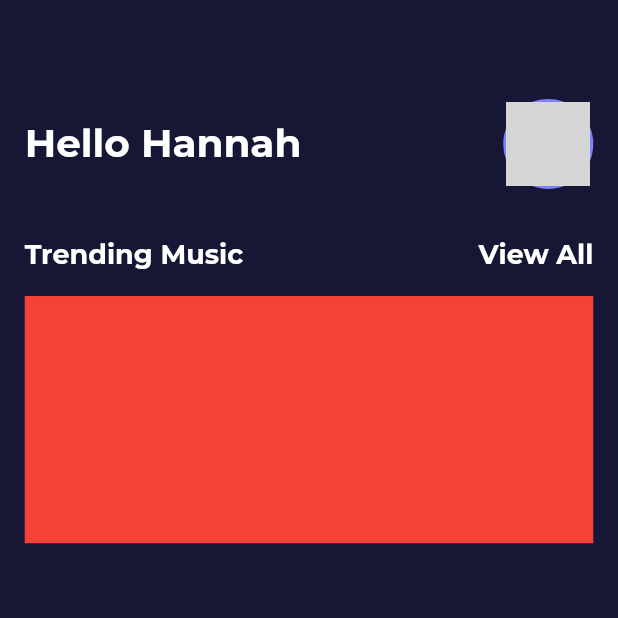
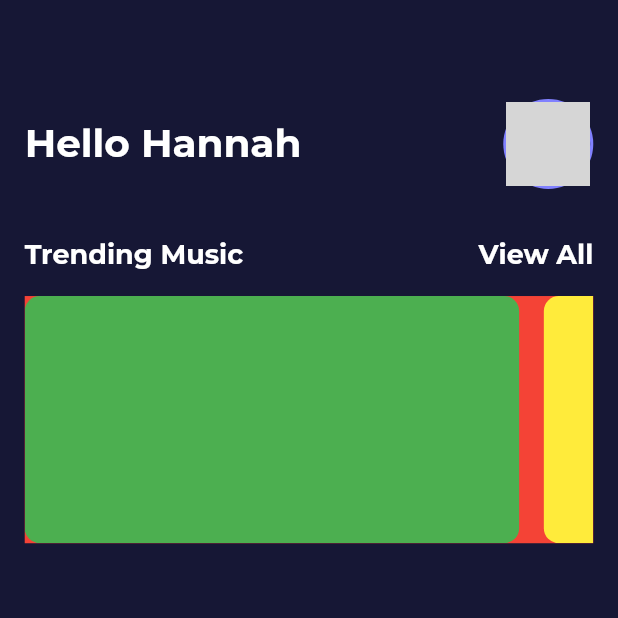
Before and after one commit to handuah/MusicApp, a Flutter app: the HomePage screen opened directly, on a phone screen of 412 x 824 dp, the top half of it. Run offline on Flutter 3.47's test engine with Material 2 defaults, Android fonts, the phone set to English and light mode, and no system bars; our stand-ins replace easy_rich_text, font_awesome_flutter, google_fonts, hexcolor; network calls fail; grey boxes are pictures that could not be loaded.

Commit message:
set up listview horizontal for trending music cards

```diff
--- a/lib/screens/homePage.dart
+++ b/lib/screens/homePage.dart
@@ -90,6 +90,41 @@ class _HomePageState extends State<HomePage> {
             decoration: BoxDecoration(
               color: Colors.red,
             ),
+            child: ListView(
+              scrollDirection: Axis.horizontal,
+              children: [
+                Container(
+                  height: screenHeight * 0.2,
+                  width: screenWidth * 0.8,
+                  decoration: BoxDecoration(
+                    color: Colors.green,
+                    borderRadius: BorderRadius.circular(10.0),
+                  ),
+                ),
+                SizedBox(
+                  width: screenWidth * 0.04,
+                ),
+                Container(
+                  height: screenHeight * 0.2,
+                  width: screenWidth * 0.8,
+                  decoration: BoxDecoration(
+                    color: Colors.yellow,
+                    borderRadius: BorderRadius.circular(10.0),
+                  ),
+                ),
+                SizedBox(
+                  width: screenWidth * 0.04,
+                ),
+                Container(
+                  height: screenHeight * 0.2,
+                  width: screenWidth * 0.8,
+                  decoration: BoxDecoration(
+                    color: Colors.yellow,
+                    borderRadius: BorderRadius.circular(10.0),
+                  ),
+                ),
+              ],
+            ),
           ),
         ],
       ),
```
